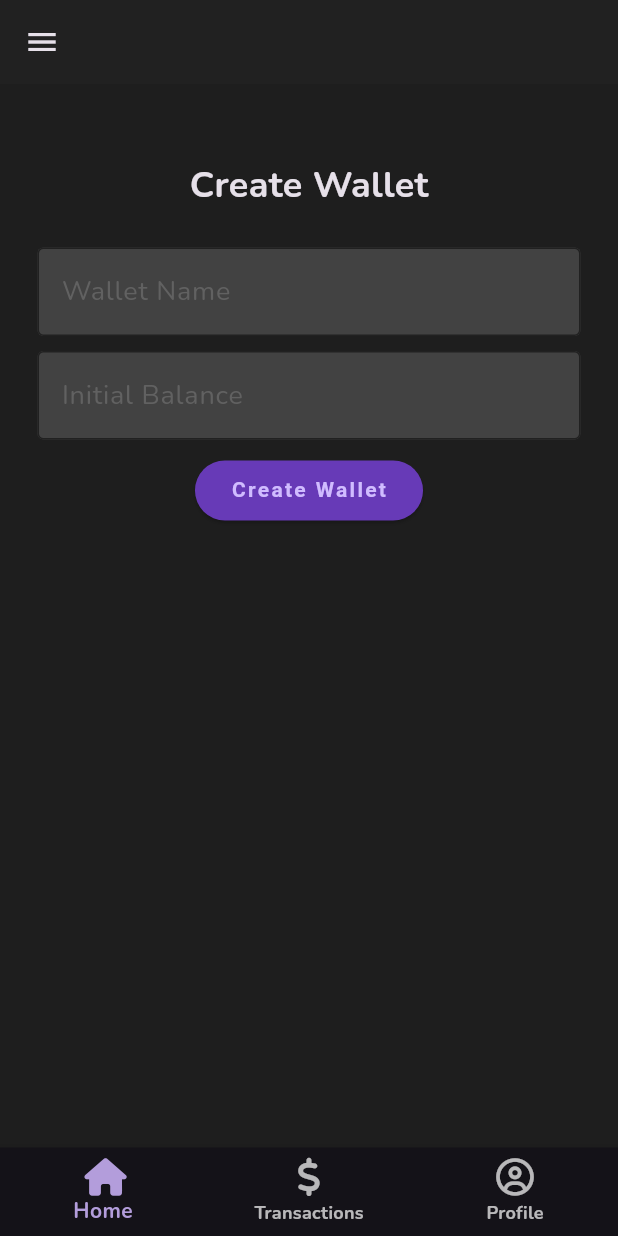
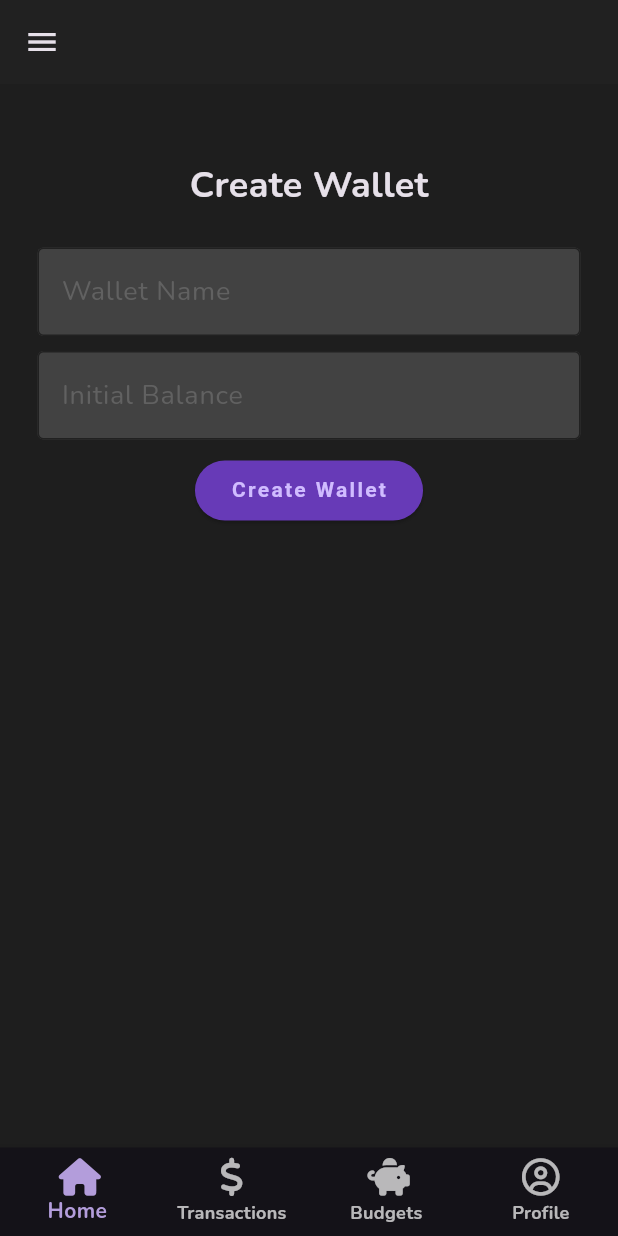
Before and after one commit to Weiyang-code/budget-tracker-with-AI-chatbot-and-gamification, a Flutter app: the screen it shows once a user with an empty profile is signed in, on a phone screen of 412 x 824 dp. Run offline on Flutter 3.47's test engine with Material 3 defaults, Android fonts, the phone set to English and light mode, and no system bars; our stand-ins replace cloud_firestore, firebase_auth, firebase_core, fluttertoast, font_awesome_flutter, google_fonts and 2 more; accounts and stored records are empty; network calls fail.

Commit message:
create budget function

```diff
--- a/lib/routes.dart
+++ b/lib/routes.dart
@@ -7,6 +7,7 @@ import 'package:budgettracker/register/register.dart';
 import 'package:budgettracker/challenges/challenges.dart';
 import 'package:budgettracker/chatbot/chatbot.dart';
 import 'package:budgettracker/transaction/history.dart';
+import 'package:budgettracker/budget/budget.dart';
 
 var appRoutes = {
   '/': (context) => const HomeScreen(),
@@ -18,4 +19,5 @@ var appRoutes = {
   '/challenges': (context) => const ChallengesScreen(),
   '/chatbot': (context) => const ChatbotScreen(),
   '/history': (context) => const HistoryScreen(),
+  '/budget': (context) => const BudgetScreen(),
 };
--- a/lib/services/models.dart
+++ b/lib/services/models.dart
@@ -58,6 +58,38 @@ class Transaction {
 }
 
 @JsonSerializable()
+class Budget {
+  String id;
+  String uid;
+  String category;
+  double amount;
+
+  @TimestampConverter()
+  Timestamp startTime;
+
+  @TimestampConverter()
+  Timestamp endTime;
+
+  @TimestampConverter()
+  Timestamp createdAt;
+
+  Budget({
+    this.id = '',
+    this.uid = '',
+    this.category = '',
+    this.amount = 0.0,
+    Timestamp? startTime,
+    Timestamp? endTime,
+    Timestamp? createdAt,
+  }) : startTime = startTime ?? Timestamp.now(),
+       endTime = endTime ?? Timestamp.now(),
+       createdAt = createdAt ?? Timestamp.now();
+
+  factory Budget.fromJson(Map<String, dynamic> json) => _$BudgetFromJson(json);
+  Map<String, dynamic> toJson() => _$BudgetToJson(this);
+}
+
+@JsonSerializable()
 class Category {
   String id;
   String name;
--- a/lib/shared/bottom_navbar.dart
+++ b/lib/shared/bottom_navbar.dart
@@ -9,7 +9,8 @@ class BottomNavBar extends StatelessWidget {
     return Padding(
       padding: const EdgeInsets.only(top: 16.0), // Increased top margin
       child: BottomNavigationBar(
-        iconSize: 25.0, // Set icon size to 25
+        iconSize: 25.0,
+        type: BottomNavigationBarType.fixed,
         items: const [
           BottomNavigationBarItem(
             icon: Icon(FontAwesomeIcons.house),
@@ -18,6 +19,10 @@ class BottomNavBar extends StatelessWidget {
           BottomNavigationBarItem(
             icon: Icon(FontAwesomeIcons.dollarSign),
             label: 'Transactions',
+          ),
+          BottomNavigationBarItem(
+            icon: Icon(FontAwesomeIcons.piggyBank),
+            label: 'Budgets',
           ),
           BottomNavigationBarItem(
             icon: Icon(FontAwesomeIcons.circleUser),
@@ -40,6 +45,9 @@ class BottomNavBar extends StatelessWidget {
               Navigator.pushNamed(context, '/transaction');
               break;
             case 2:
+              Navigator.pushNamed(context, '/budget');
+              break;
+            case 3:
               Navigator.pushNamed(context, '/profile');
               break;
           }
--- a/lib/transaction/transaction.dart
+++ b/lib/transaction/transaction.dart
@@ -5,6 +5,6 @@ class TransactionScreen extends StatelessWidget {
 
   @override
   Widget build(BuildContext context) {
-    return Scaffold(appBar: AppBar(title: const Text('Transaction')));
+    return Scaffold(appBar: AppBar(title: const Text('Transactions')));
   }
 }
```
Also changed, not shown: lib/budget/budget.dart (added, +10 -0 lines), lib/services/firestore.dart (+47 -0 lines), lib/services/models.g.dart.
